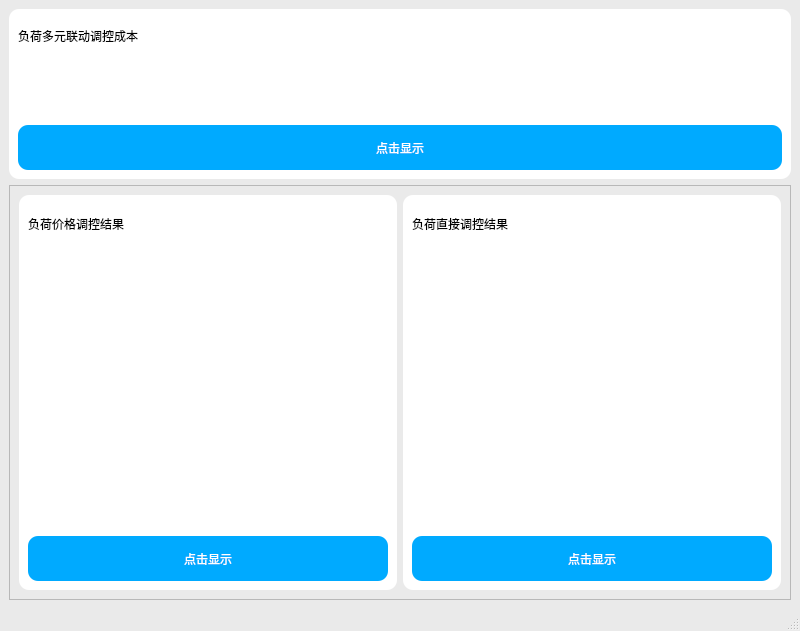
This is M2ResultWindow.ui in Estellalan/gzdw_desk as Qt 5 draws it before an edit. The edited form follows.
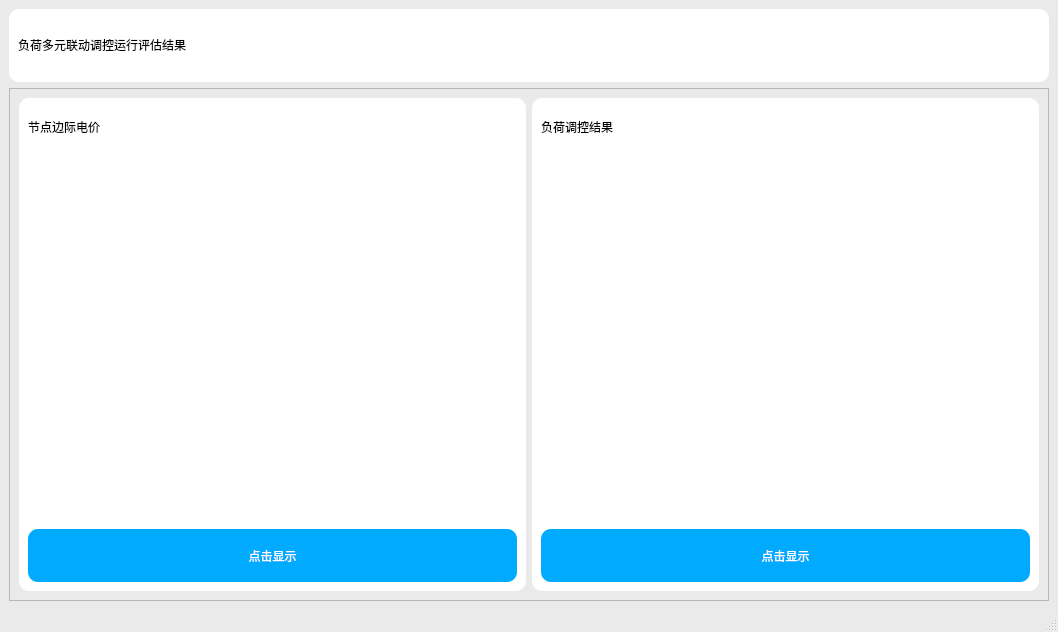
This is the edited form.

Diff of the .ui file:
```diff
--- a/M2ResultWindow.ui
+++ b/M2ResultWindow.ui
@@ -6,13 +6,13 @@
    <rect>
     <x>0</x>
     <y>0</y>
-    <width>800</width>
-    <height>631</height>
+    <width>1058</width>
+    <height>632</height>
    </rect>
   </property>
   <property name="minimumSize">
    <size>
-    <width>600</width>
+    <width>1000</width>
     <height>600</height>
    </size>
   </property>
@@ -101,52 +101,14 @@
            <height>40</height>
           </size>
          </property>
-         <property name="text">
-          <string>负荷多元联动调控成本</string>
+         <property name="styleSheet">
+          <string notr="true">QLabel{
+font: bold 22px &quot;Microsoft YaHei&quot;;
+background-color:rgb(255, 255, 255);
+}</string>
          </property>
-        </widget>
-       </item>
-       <item>
-        <widget class="QLabel" name="r_p3">
-         <property name="sizePolicy">
-          <sizepolicy hsizetype="Preferred" vsizetype="Preferred">
-           <horstretch>0</horstretch>
-           <verstretch>7</verstretch>
-          </sizepolicy>
-         </property>
-         <property name="minimumSize">
-          <size>
-           <width>0</width>
-           <height>60</height>
-          </size>
-         </property>
          <property name="text">
-          <string/>
-         </property>
-        </widget>
-       </item>
-       <item>
-        <widget class="QPushButton" name="r_btn3">
-         <property name="sizePolicy">
-          <sizepolicy hsizetype="Minimum" vsizetype="Expanding">
-           <horstretch>0</horstretch>
-           <verstretch>1</verstretch>
-          </sizepolicy>
-         </property>
-         <property name="minimumSize">
-          <size>
-           <width>100</width>
-           <height>45</height>
-          </size>
-         </property>
-         <property name="maximumSize">
-          <size>
-           <width>16777215</width>
-           <height>55</height>
-          </size>
-         </property>
-         <property name="text">
-          <string>点击显示</string>
+          <string>负荷多元联动调控运行评估结果</string>
          </property>
         </widget>
        </item>
@@ -158,7 +120,7 @@
       <property name="sizePolicy">
        <sizepolicy hsizetype="Preferred" vsizetype="Preferred">
         <horstretch>0</horstretch>
-        <verstretch>3</verstretch>
+        <verstretch>7</verstretch>
        </sizepolicy>
       </property>
       <property name="frameShape">
@@ -206,7 +168,7 @@
              </size>
             </property>
             <property name="text">
-             <string>负荷价格调控结果</string>
+             <string>节点边际电价</string>
             </property>
            </widget>
           </item>
@@ -295,7 +257,7 @@
              </size>
             </property>
             <property name="text">
-             <string>负荷直接调控结果</string>
+             <string>负荷调控结果</string>
             </property>
            </widget>
           </item>
```
